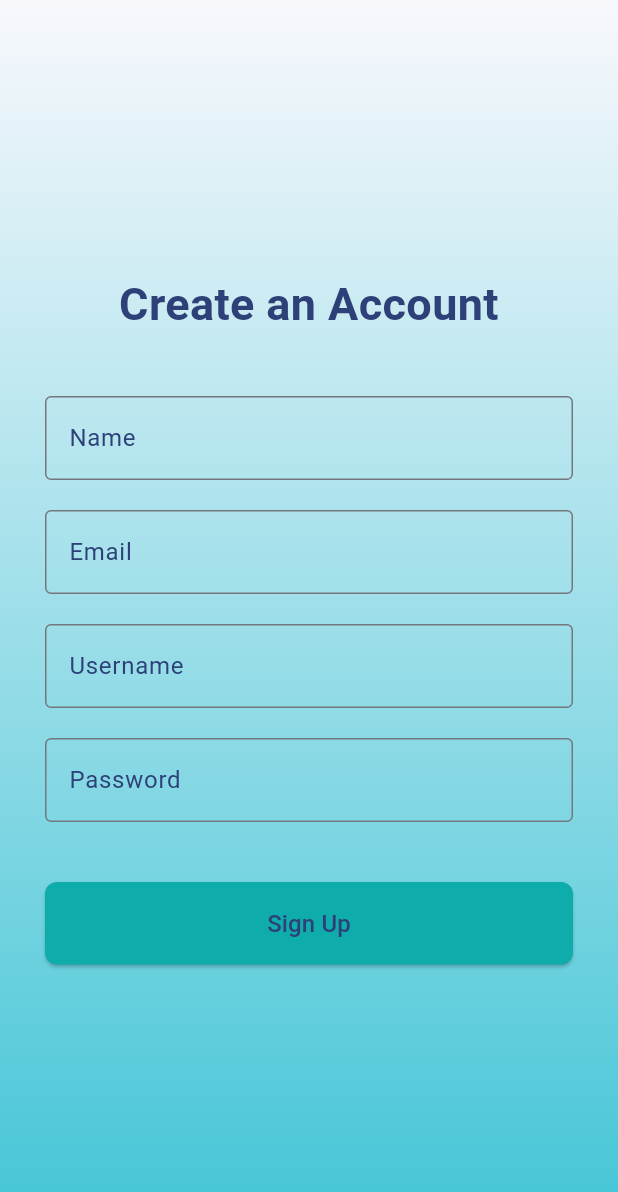
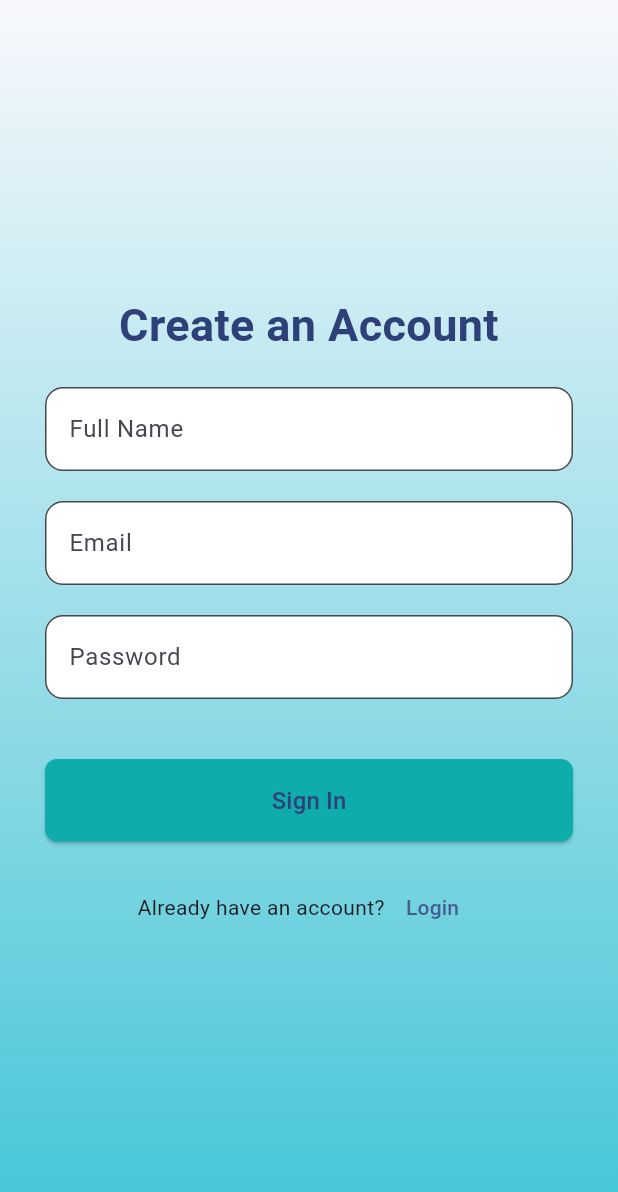
Before and after one commit to Adela683/PostOpCare, a Flutter app: the screen it shows after launch, after a tap on "Create an Account", on a phone screen of 412 x 824 dp. Shown: the top 1192 px of the screen. Run offline on Flutter 3.47's test engine with Material 3 defaults, Android fonts, the phone set to English and light mode, and no system bars; our stand-ins replace cloud_firestore, firebase_auth; accounts and stored records are empty.

Commit message:
Athentication Frontend

```diff
--- a/lib/main.dart
+++ b/lib/main.dart
@@ -1,11 +1,8 @@
 import 'package:flutter/material.dart';
-import 'package:firebase_core/firebase_core.dart'; // Import Firebase Core
-import 'package:postopcare/screens/signin_screen.dart';
-import 'screens/auth_screen.dart'; // Your starting screen
+import 'screens/auth_screen.dart';
+import 'screens/signin_screen.dart';
 
-void main() async {
-  WidgetsFlutterBinding.ensureInitialized();
-  await Firebase.initializeApp(); // Initialize Firebase
+void main() {
   runApp(const PostOpCareApp());
 }
 
@@ -21,7 +18,7 @@
         colorScheme: ColorScheme.fromSeed(seedColor: Colors.blueAccent),
         useMaterial3: true,
       ),
-      home: const AuthScreen(),  // Your initial screen
+      home: const AuthScreen(),
     );
   }
 }
--- a/lib/screens/signin_screen.dart
+++ b/lib/screens/signin_screen.dart
@@ -1,7 +1,6 @@
 import 'package:flutter/material.dart';
-import 'package:postopcare/widgets/custom_button.dart'; // Custom button widge
-import 'package:postopcare/data/repositories/user_repository/user_repository.dart'; // Import user data logic
-import 'package:postopcare/data/models/user.dart'; // AppUser model import
+import '../widgets/custom_button.dart';
+import 'login_screen.dart'; // Import LoginScreen
 
 class SignInScreen extends StatefulWidget {
   const SignInScreen({super.key});
@@ -11,70 +10,9 @@ class SignInScreen extends StatefulWidget {
 }
 
 class _SignInScreenState extends State<SignInScreen> {
-  final _formKey = GlobalKey<FormState>();
-
-  // Controllers for TextFields
   final TextEditingController _nameController = TextEditingController();
   final TextEditingController _emailController = TextEditingController();
-  final TextEditingController _usernameController = TextEditingController();
   final TextEditingController _passwordController = TextEditingController();
-
-  // Create instances of the repositories
-  final AuthenticationRepository _authRepo = AuthenticationRepository();
-  final UserDataRepository _userDataRepo = UserDataRepository();
-
-  // Sign-Up method
-  Future<void> _signUp() async {
-    String name = _nameController.text;
-    String email = _emailController.text;
-    String username = _usernameController.text;
-    String password = _passwordController.text;
-
-    // Validate the input fields
-    if (_formKey.currentState?.validate() ?? false) {
-      // Call Firebase authentication to sign up the user
-      var userCredential = await _authRepo.signUpUser(email, password);
-
-      if (userCredential != null) {
-        // Create an AppUser object
-        AppUser appUser = AppUser(
-          id: userCredential.user!.uid,
-          name: name,
-          email: email,
-          username: username,
-        );
-
-        // Save user data to Firestore
-        await _userDataRepo.saveUserData(appUser);
-
-        // After successful sign-up, navigate to another screen (e.g., HomeScreen)
-        print('User signed up: ${appUser.name}');
-        // Navigate to another screen, e.g. HomeScreen (to be implemented)
-        // Navigator.pushReplacement(context, MaterialPageRoute(builder: (context) => HomeScreen()));
-      } else {
-        _showErrorDialog("Sign-up failed. Please try again.");
-      }
-    }
-  }
-
-  // Method to show error dialog
-  void _showErrorDialog(String message) {
-    showDialog(
-      context: context,
-      builder: (context) => AlertDialog(
-        title: Text('Error'),
-        content: Text(message),
-        actions: [
-          TextButton(
-            onPressed: () {
-              Navigator.pop(context);
-            },
-            child: Text('OK'),
-          ),
-        ],
-      ),
-    );
-  }
 
   @override
   Widget build(BuildContext context) {
@@ -93,13 +31,11 @@ class _SignInScreenState extends State<SignInScreen> {
         child: SafeArea(
           child: Padding(
             padding: const EdgeInsets.symmetric(horizontal: 30),
-            child: Form(
-              key: _formKey,
             child: Column(
               mainAxisAlignment: MainAxisAlignment.center,
               crossAxisAlignment: CrossAxisAlignment.stretch,
               children: [
-                  // Sign In Title
+                // Welcome Message
                 const Text(
                   'Create an Account',
                   style: TextStyle(
@@ -109,96 +45,83 @@ class _SignInScreenState extends State<SignInScreen> {
                   ),
                   textAlign: TextAlign.center,
                 ),
+                const SizedBox(height: 20),
+
+                // Name TextField (with white background)
+                TextField(
+                  controller: _nameController,
+                  decoration: InputDecoration(
+                    labelText: 'Full Name',
+                    hintText: 'Enter your full name',
+                    border: OutlineInputBorder(
+                      borderRadius: BorderRadius.circular(12),
+                    ),
+                    filled: true,
+                    fillColor: Colors.white,
+                  ),
+                ),
+                const SizedBox(height: 20),
+
+                // Email TextField (with white background)
+                TextField(
+                  controller: _emailController,
+                  decoration: InputDecoration(
+                    labelText: 'Email',
+                    hintText: 'Enter your email',
+                    border: OutlineInputBorder(
+                      borderRadius: BorderRadius.circular(12),
+                    ),
+                    filled: true,
+                    fillColor: Colors.white,
+                  ),
+                ),
+                const SizedBox(height: 20),
+
+                // Password TextField (with white background)
+                TextField(
+                  controller: _passwordController,
+                  obscureText: true,
+                  decoration: InputDecoration(
+                    labelText: 'Password',
+                    hintText: 'Enter your password',
+                    border: OutlineInputBorder(
+                      borderRadius: BorderRadius.circular(12),
+                    ),
+                    filled: true,
+                    fillColor: Colors.white,
+                  ),
+                ),
                 const SizedBox(height: 40),
 
-                  // Name Field
-                  TextFormField(
-                    controller: _nameController,
-                    decoration: const InputDecoration(
-                      labelText: 'Name',
-                      labelStyle: TextStyle(color: Color.fromARGB(255, 45, 65, 120)),
-                      border: OutlineInputBorder(),
-                      focusedBorder: OutlineInputBorder(
-                        borderSide: BorderSide(color: Color.fromARGB(255, 66, 197, 214)),
-                      ),
-                    ),
-                    validator: (value) {
-                      if (value == null || value.isEmpty) {
-                        return 'Please enter your name';
-                      }
-                      return null;
+                // Sign In Button (with same styling as Login button)
+                CustomButton(
+                  text: 'Sign In',
+                  onPressed: () {
+                    // Handle Sign In action
                   },
                 ),
                 const SizedBox(height: 20),
 
-                  // Email Field
-                  TextFormField(
-                    controller: _emailController,
-                    decoration: const InputDecoration(
-                      labelText: 'Email',
-                      labelStyle: TextStyle(color: Color.fromARGB(255, 45, 65, 120)),
-                      border: OutlineInputBorder(),
-                      focusedBorder: OutlineInputBorder(
-                        borderSide: BorderSide(color: Color.fromARGB(255, 66, 197, 214)),
+                // Option for users who already have an account
+                Row(
+                  mainAxisAlignment: MainAxisAlignment.center,
+                  children: [
+                    const Text('Already have an account?'),
+                    TextButton(
+                      onPressed: () {
+                        // Navigate to the Login screen
+                        Navigator.push(
+                          context,
+                          MaterialPageRoute(
+                            builder: (context) => const LoginScreen(),
                           ),
-                    ),
-                    validator: (value) {
-                      if (value == null || value.isEmpty || !RegExp(r"^[a-zA-Z0-9._%+-]+@[a-zA-Z0-9.-]+\.[a-zA-Z]{2,4}$").hasMatch(value)) {
-                        return 'Please enter a valid email';
-                      }
-                      return null;
+                        );
                       },
-                  ),
-                  const SizedBox(height: 20),
-
-                  // Username Field
-                  TextFormField(
-                    controller: _usernameController,
-                    decoration: const InputDecoration(
-                      labelText: 'Username',
-                      labelStyle: TextStyle(color: Color.fromARGB(255, 45, 65, 120)),
-                      border: OutlineInputBorder(),
-                      focusedBorder: OutlineInputBorder(
-                        borderSide: BorderSide(color: Color.fromARGB(255, 66, 197, 214)),
-                      ),
-                    ),
-                    validator: (value) {
-                      if (value == null || value.isEmpty) {
-                        return 'Please enter a username';
-                      }
-                      return null;
-                    },
-                  ),
-                  const SizedBox(height: 20),
-
-                  // Password Field
-                  TextFormField(
-                    controller: _passwordController,
-                    obscureText: true,
-                    decoration: const InputDecoration(
-                      labelText: 'Password',
-                      labelStyle: TextStyle(color: Color.fromARGB(255, 45, 65, 120)),
-                      border: OutlineInputBorder(),
-                      focusedBorder: OutlineInputBorder(
-                        borderSide: BorderSide(color: Color.fromARGB(255, 66, 197, 214)),
-                      ),
-                    ),
-                    validator: (value) {
-                      if (value == null || value.isEmpty || value.length < 6) {
-                        return 'Password must be at least 6 characters';
-                      }
-                      return null;
-                    },
-                  ),
-                  const SizedBox(height: 40),
-
-                  // Sign Up Button
-                  CustomButton(
-                    text: 'Sign Up',
-                    onPressed: _signUp,
+                      child: const Text('Login'),
                     ),
                   ],
                 ),
+              ],
             ),
           ),
         ),
```
Also changed, not shown: lib/screens/auth_screen.dart (+6 -2 lines), 4 other files. Lines whose indentation alone changed are shown as unchanged.
